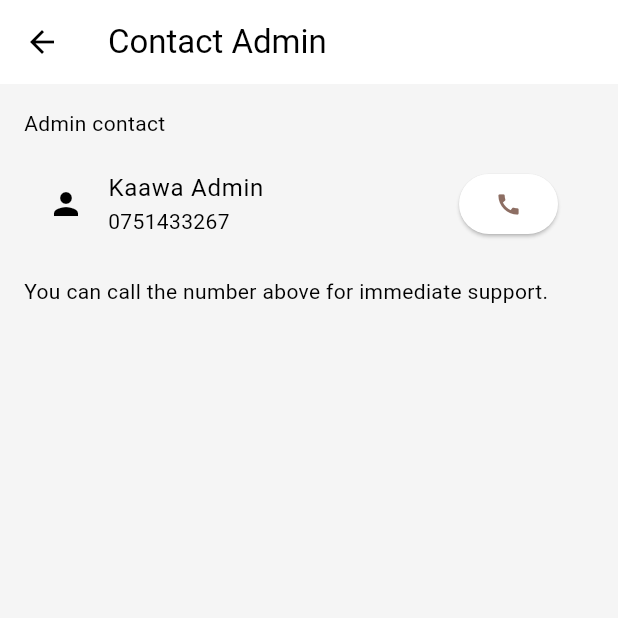
After one commit to Innocentem/kaawa-mobile, a Flutter app: the screen it shows after launch, after a tap on "Contact admin", on a phone screen of 412 x 824 dp, the top half of it. The commit adds this screen. Run offline on Flutter 3.47's test engine with Material 3 defaults, Android fonts, the phone set to English and light mode, and no system bars; our stand-ins replace cached_network_image, geolocator, image_picker, shared_preferences, shimmer, sqflite; accounts and stored records are empty.

Commit message:
15th changes

```diff
--- /dev/null
+++ b/lib/contact_admin_screen.dart
@@ -0,0 +1,41 @@
+import 'package:flutter/material.dart';
+import 'package:url_launcher/url_launcher.dart';
+
+class ContactAdminScreen extends StatelessWidget {
+  const ContactAdminScreen({super.key});
+
+  Future<void> _callAdmin() async {
+    final uri = Uri.parse('tel:0751433267');
+    if (await canLaunchUrl(uri)) {
+      await launchUrl(uri);
+    }
+  }
+
+  @override
+  Widget build(BuildContext context) {
+    return Scaffold(
+      appBar: AppBar(title: const Text('Contact Admin')),
+      body: Padding(
+        padding: const EdgeInsets.all(16.0),
+        child: Column(
+          crossAxisAlignment: CrossAxisAlignment.start,
+          children: [
+            const Text('Admin contact'),
+            const SizedBox(height: 8),
+            ListTile(
+              leading: const Icon(Icons.person),
+              title: const Text('Kaawa Admin'),
+              subtitle: const Text('0751433267'),
+              trailing: ElevatedButton(
+                onPressed: _callAdmin,
+                child: const Icon(Icons.call),
+              ),
+            ),
+            const SizedBox(height: 12),
+            const Text('You can call the number above for immediate support.'),
+          ],
+        ),
+      ),
+    );
+  }
+}
--- a/lib/welcome_screen.dart
+++ b/lib/welcome_screen.dart
@@ -9,6 +9,8 @@ import 'package:kaawa_mobile/buyer_registration_screen.dart';
 import 'package:kaawa_mobile/login_screen.dart';
 import 'package:provider/provider.dart';
 import 'package:kaawa_mobile/theme/theme.dart';
+import 'package:kaawa_mobile/forgot_password_screen.dart';
+import 'package:kaawa_mobile/contact_admin_screen.dart';
 
 class InitialScreen extends StatefulWidget {
   const InitialScreen({super.key});
@@ -159,23 +161,27 @@ class WelcomeScreen extends StatelessWidget {
                         ),
                       ),
 
-                      const SizedBox(height: 8),
+                      const SizedBox(height: 12),
 
-                      SizedBox(
-                        width: double.infinity,
-                        child: TextButton(
-                          onPressed: () {
-                            Navigator.push(
-                              context,
-                              MaterialPageRoute(builder: (context) => const BuyerRegistrationScreen()),
-                            );
-                          },
-                          child: Text(
-                            'Register as Buyer',
-                            style: theme.textTheme.labelLarge?.copyWith(color: theme.colorScheme.secondary),
+                      Row(
+                        mainAxisAlignment: MainAxisAlignment.spaceBetween,
+                        children: [
+                          TextButton(
+                            onPressed: () {
+                              Navigator.push(context, MaterialPageRoute(builder: (c) => const ForgotPasswordScreen()));
+                            },
+                            child: const Text('Forgot password?'),
                           ),
-                        ),
+                          TextButton(
+                            onPressed: () {
+                              Navigator.push(context, MaterialPageRoute(builder: (c) => const ContactAdminScreen()));
+                            },
+                            child: const Text('Contact admin'),
+                          ),
+                        ],
                       ),
+
+                      const SizedBox(height: 20),
                     ],
                   ),
                 ),
--- a/pubspec.yaml
+++ b/pubspec.yaml
@@ -37,4 +37,6 @@ dev_dependencies:
 flutter:
   uses-material-design: true
   assets:
-    - assets/images/
+    - assets/images/avatar.jpg
+    - assets/images/fallback.jpg
+    - assets/images/seeds.jpg
```
Also changed, not shown: lib/admin_screen.dart (added, +109 -0 lines), lib/data/database_helper.dart (+58 -3 lines), lib/forgot_password_screen.dart (added, +51 -0 lines), lib/login_screen.dart (+15 -1 lines).
